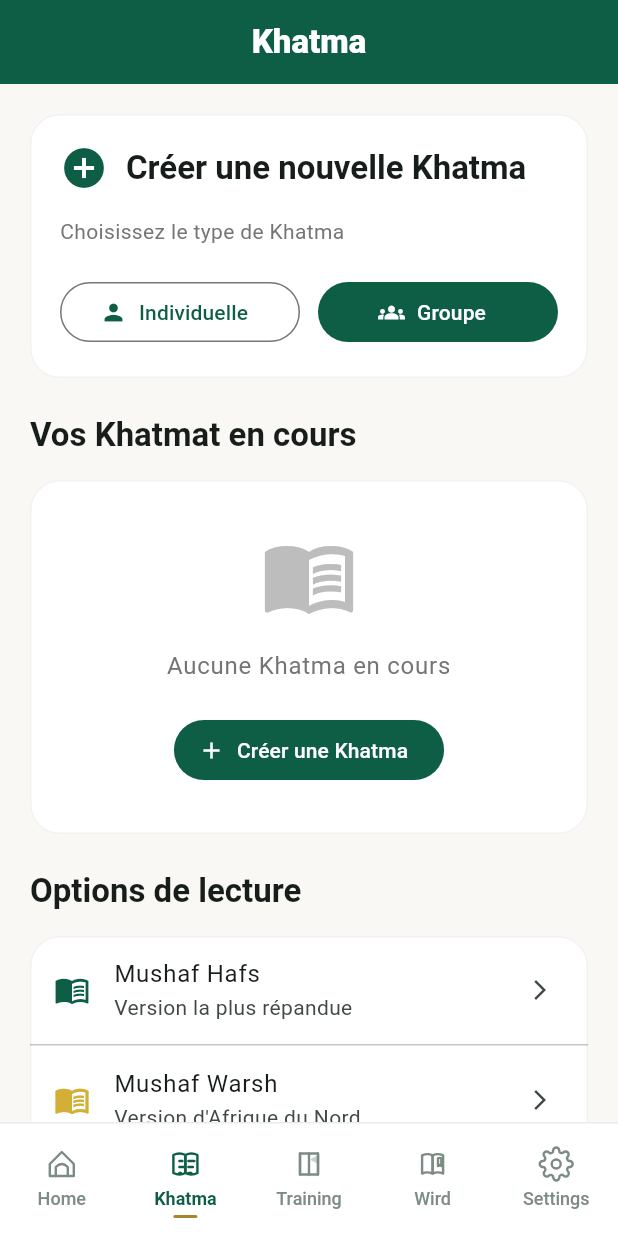
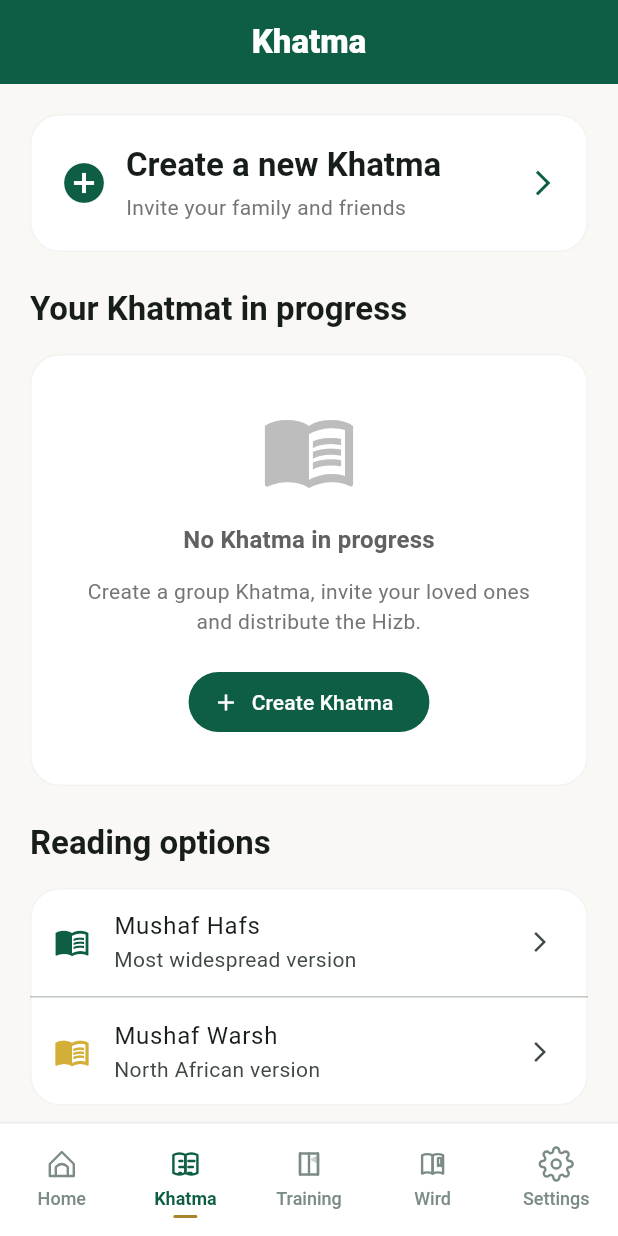
Before and after one commit to kanis92/anis-khatamat, a Flutter app: the KhatmaScreen screen opened by its route, on a phone screen of 412 x 824 dp. Run offline on Flutter 3.47's test engine with Material 3 defaults, Android fonts, the phone set to English and light mode, and no system bars; our stand-ins replace adhan, bloc, cloud_firestore, connectivity_plus, equatable, firebase_auth and 12 more; missing offline and left inert: dart:js_interop, hijri_date_time; accounts and stored records are empty; Roboto replaces fonts that are missing (Cairo).

Commit message:
fix: ship home quick actions and collaborative khatma UX
Co-authored-by: Cursor <cursoragent@cursor.com>

```diff
--- a/lib/screens/khatma_screen.dart
+++ b/lib/screens/khatma_screen.dart
@@ -5,18 +5,20 @@ import 'package:go_router/go_router.dart';
 import '../core/theme/app_theme.dart';
 import '../core/models/khatma.dart';
 import '../core/providers/reading_provider.dart';
+import '../l10n/gen_l10n/app_localizations.dart';
 
 class KhatmaScreen extends ConsumerWidget {
   const KhatmaScreen({super.key});
 
   @override
   Widget build(BuildContext context, WidgetRef ref) {
+    final l10n = AppLocalizations.of(context)!;
     final khatmatAsync = ref.watch(khatmatProvider);
     final khatmat = khatmatAsync.valueOrNull ?? [];
 
     return Scaffold(
       appBar: AppBar(
-        title: const Text('Khatma'),
+        title: Text(l10n.khatma),
       ),
       body: SingleChildScrollView(
         padding: const EdgeInsets.all(20),
@@ -24,12 +26,11 @@ class KhatmaScreen extends ConsumerWidget {
           crossAxisAlignment: CrossAxisAlignment.stretch,
           children: [
             _CreateKhatmaCard(
-              onIndividual: () => _showCreateKhatmaDialog(context, isGroup: false),
-              onGroup: () => _showCreateKhatmaDialog(context, isGroup: true),
+              onCreateGroup: () => _showCreateKhatmaDialog(context, isGroup: true),
             ),
             const SizedBox(height: 24),
             Text(
-              'Vos Khatmat en cours',
+              l10n.myKhatmat,
               style: Theme.of(context).textTheme.titleLarge?.copyWith(
                     fontWeight: FontWeight.bold,
                   ),
@@ -37,9 +38,10 @@ class KhatmaScreen extends ConsumerWidget {
             const SizedBox(height: 16),
             if (khatmat.isEmpty)
               _EmptyStateCard(
-                message: 'Aucune Khatma en cours',
-                actionLabel: 'Créer une Khatma',
-                onAction: () => _showCreateKhatmaDialog(context, isGroup: false),
+                message: l10n.noKhatma,
+                description: l10n.khatmaEmptyMessage,
+                actionLabel: l10n.createKhatma,
+                onAction: () => _showCreateKhatmaDialog(context, isGroup: true),
               )
             else
               ...khatmat.map((k) => _KhatmaCard(
@@ -48,7 +50,7 @@ class KhatmaScreen extends ConsumerWidget {
                   )),
             const SizedBox(height: 24),
             Text(
-              'Options de lecture',
+              l10n.readingOptions,
               style: Theme.of(context).textTheme.titleLarge?.copyWith(
                     fontWeight: FontWeight.bold,
                   ),
@@ -79,62 +81,48 @@ class KhatmaScreen extends ConsumerWidget {
 }
 
 class _CreateKhatmaCard extends StatelessWidget {
-  final VoidCallback onIndividual;
-  final VoidCallback onGroup;
+  final VoidCallback onCreateGroup;
 
   const _CreateKhatmaCard({
-    required this.onIndividual,
-    required this.onGroup,
+    required this.onCreateGroup,
   });
 
   @override
   Widget build(BuildContext context) {
+    final l10n = AppLocalizations.of(context)!;
     return Card(
+      child: InkWell(
+        onTap: onCreateGroup,
+        borderRadius: BorderRadius.circular(12),
         child: Padding(
           padding: const EdgeInsets.all(20),
+          child: Row(
+            children: [
+              Icon(Icons.add_circle, color: AppTheme.primaryGreen, size: 32),
+              const SizedBox(width: 12),
+              Expanded(
                 child: Column(
                   crossAxisAlignment: CrossAxisAlignment.start,
                   children: [
-            Row(
-              children: [
-                Icon(Icons.add_circle, color: AppTheme.primaryGreen, size: 32),
-                const SizedBox(width: 12),
                     Text(
-                  'Créer une nouvelle Khatma',
+                      l10n.createNewKhatma,
                       style: Theme.of(context).textTheme.titleLarge?.copyWith(
                             fontWeight: FontWeight.bold,
                           ),
                     ),
-              ],
-            ),
-            const SizedBox(height: 16),
+                    const SizedBox(height: 4),
                     Text(
-              'Choisissez le type de Khatma',
+                      l10n.inviteFamilyFriends,
                       style: Theme.of(context).textTheme.bodyMedium?.copyWith(
                             color: Colors.grey[600],
                           ),
                     ),
-            const SizedBox(height: 20),
-            Row(
-              children: [
-                Expanded(
-                  child: OutlinedButton.icon(
-                    onPressed: onIndividual,
-                    icon: const Icon(Icons.person),
-                    label: const Text('Individuelle'),
+                  ],
                 ),
               ),
-                const SizedBox(width: 12),
-                Expanded(
-                  child: FilledButton.icon(
-                    onPressed: onGroup,
-                    icon: const Icon(Icons.groups),
-                    label: const Text('Groupe'),
-                  ),
-                ),
+              Icon(Icons.arrow_forward_ios, size: 20, color: AppTheme.primaryGreen),
             ],
           ),
-          ],
         ),
       ),
     );
@@ -158,13 +146,12 @@ class _KhatmaCard extends StatelessWidget {
         leading: CircleAvatar(
           backgroundColor: AppTheme.primaryGreen.withValues(alpha: 0.2),
           child: Icon(
-            khatma.isGroup ? Icons.groups : Icons.person,
+            Icons.groups,
             color: AppTheme.primaryGreen,
           ),
         ),
         title: Text(khatma.title),
         subtitle: Text(
-          '${khatma.isGroup ? 'Groupe' : 'Individuelle'} • '
           '${khatma.createdAt.day}/${khatma.createdAt.month}/${khatma.createdAt.year}',
         ),
         trailing: const Icon(Icons.arrow_forward_ios, size: 16),
@@ -209,6 +196,7 @@ class _CreateKhatmaFormState extends State<_CreateKhatmaForm> {
 
   @override
   Widget build(BuildContext context) {
+    final l10n = AppLocalizations.of(context)!;
     return Padding(
       padding: const EdgeInsets.all(24),
       child: Column(
@@ -216,7 +204,7 @@ class _CreateKhatmaFormState extends State<_CreateKhatmaForm> {
         crossAxisAlignment: CrossAxisAlignment.stretch,
         children: [
           Text(
-            widget.isGroup ? 'Khatma de groupe' : 'Khatma individuelle',
+            l10n.createCollaborativeKhatma,
             style: Theme.of(context).textTheme.titleLarge?.copyWith(
                   fontWeight: FontWeight.bold,
                 ),
@@ -224,18 +212,18 @@ class _CreateKhatmaFormState extends State<_CreateKhatmaForm> {
           const SizedBox(height: 20),
           TextField(
             controller: _titleController,
-            decoration: const InputDecoration(
-              labelText: 'Titre de la Khatma',
-              hintText: 'Ex: Khatma Ramadan 2025',
+            decoration: InputDecoration(
+              labelText: l10n.khatmaTitle,
+              hintText: l10n.khatmaExampleTitle,
             ),
           ),
           const SizedBox(height: 16),
           TextField(
             controller: _objectivesController,
             maxLines: 2,
-            decoration: const InputDecoration(
-              labelText: 'Objectifs',
-              hintText: 'Décrivez vos objectifs...',
+            decoration: InputDecoration(
+              labelText: l10n.objectives,
+              hintText: l10n.describeObjectives,
             ),
           ),
           if (widget.isGroup) ...[
@@ -245,9 +233,9 @@ class _CreateKhatmaFormState extends State<_CreateKhatmaForm> {
                 Expanded(
                   child: TextField(
                     controller: _membersController,
-                    decoration: const InputDecoration(
-                      labelText: 'Inviter des membres',
-                      hintText: 'Email du membre',
+                    decoration: InputDecoration(
+                      labelText: l10n.inviteMembers,
+                      hintText: l10n.memberEmail,
                     ),
                     onSubmitted: (_) => _addMember(),
                   ),
@@ -278,7 +266,7 @@ class _CreateKhatmaFormState extends State<_CreateKhatmaForm> {
               Navigator.pop(context);
               context.push('/khatma/distribute', extra: {
                 'title': _titleController.text.trim().isEmpty
-                    ? 'Ma Khatma'
+                    ? l10n.myKhatma
                     : _titleController.text.trim(),
                 'objectives': _objectivesController.text.trim().isEmpty
                     ? null
@@ -287,7 +275,7 @@ class _CreateKhatmaFormState extends State<_CreateKhatmaForm> {
                 'members': _members,
               });
             },
-            child: const Text('Suivant → Distribution des Hizb'),
+            child: Text(l10n.nextDistribution),
           ),
         ],
       ),
@@ -297,11 +285,13 @@ class _CreateKhatmaFormState extends State<_CreateKhatmaForm> {
 
 class _EmptyStateCard extends StatelessWidget {
   final String message;
+  final String description;
   final String actionLabel;
   final VoidCallback onAction;
 
   const _EmptyStateCard({
     required this.message,
+    required this.description,
     required this.actionLabel,
     required this.onAction,
   });
@@ -318,7 +308,16 @@ class _EmptyStateCard extends StatelessWidget {
             Text(
               message,
               textAlign: TextAlign.center,
-              style: Theme.of(context).textTheme.bodyLarge?.copyWith(
+              style: Theme.of(context).textTheme.titleMedium?.copyWith(
+                    color: Colors.grey[700],
+                    fontWeight: FontWeight.w600,
+                  ),
+            ),
+            const SizedBox(height: 12),
+            Text(
+              description,
+              textAlign: TextAlign.center,
+              style: Theme.of(context).textTheme.bodyMedium?.copyWith(
                     color: Colors.grey[600],
                   ),
             ),
@@ -346,21 +345,22 @@ class _MushafOptionsCard extends StatelessWidget {
 
   @override
   Widget build(BuildContext context) {
+    final l10n = AppLocalizations.of(context)!;
     return Card(
       child: Column(
         children: [
           ListTile(
             leading: const Icon(Icons.menu_book, color: AppTheme.primaryGreen),
-            title: const Text('Mushaf Hafs'),
-            subtitle: const Text('Version la plus répandue'),
+            title: Text(l10n.mushafHafs),
+            subtitle: Text(l10n.mushafHafsDesc),
             trailing: const Icon(Icons.arrow_forward_ios, size: 16),
             onTap: onHafsTap ?? () {},
           ),
           const Divider(height: 1),
           ListTile(
             leading: const Icon(Icons.menu_book, color: AppTheme.accentGold),
-            title: const Text('Mushaf Warsh'),
-            subtitle: const Text('Version d\'Afrique du Nord'),
+            title: Text(l10n.mushafWarsh),
+            subtitle: Text(l10n.mushafWarshDesc),
             trailing: const Icon(Icons.arrow_forward_ios, size: 16),
             onTap: onWarshTap ?? () {},
           ),
```
Also changed, not shown: lib/screens/home_screen.dart (+17 -32 lines), 2 other files. Lines whose indentation alone changed are shown as unchanged.
